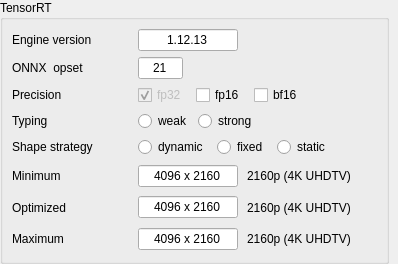
The window that ui/designer/ui_tensorrt_widget.ui (herlegon/hconvert) describes before a commit, drawn with Qt 5.
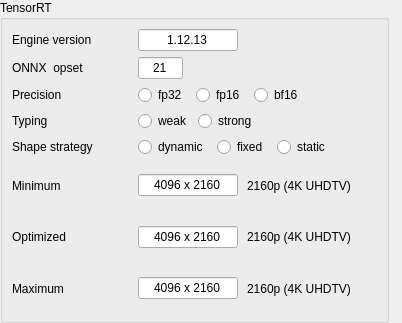
The same window after the commit.

The edit to the form file:
```diff
--- a/ui/designer/ui_tensorrt_widget.ui
+++ b/ui/designer/ui_tensorrt_widget.ui
@@ -6,8 +6,8 @@
    <rect>
     <x>0</x>
     <y>0</y>
-    <width>398</width>
-    <height>264</height>
+    <width>402</width>
+    <height>323</height>
    </rect>
   </property>
   <property name="windowTitle">
@@ -146,23 +146,17 @@
            <number>9</number>
           </property>
           <item>
-           <widget class="QCheckBox" name="checkbox_fp32">
-            <property name="enabled">
-             <bool>false</bool>
-            </property>
+           <widget class="QRadioButton" name="radio_fp32">
             <property name="text">
              <string>fp32</string>
             </property>
-            <property name="checked">
-             <bool>true</bool>
-            </property>
+            <attribute name="buttonGroup">
+             <string notr="true">group_fp</string>
+            </attribute>
            </widget>
           </item>
           <item>
-           <widget class="QCheckBox" name="checkbox_fp16">
-            <property name="enabled">
-             <bool>true</bool>
-            </property>
+           <widget class="QRadioButton" name="radio_fp16">
             <property name="text">
              <string>fp16</string>
             </property>
@@ -172,10 +166,7 @@
            </widget>
           </item>
           <item>
-           <widget class="QCheckBox" name="checkbox_bf16">
-            <property name="enabled">
-             <bool>true</bool>
-            </property>
+           <widget class="QRadioButton" name="radio_bf16">
             <property name="text">
              <string>bf16</string>
             </property>
```
Left out of the diff: 36 changed lines with no effect on the pictures.
